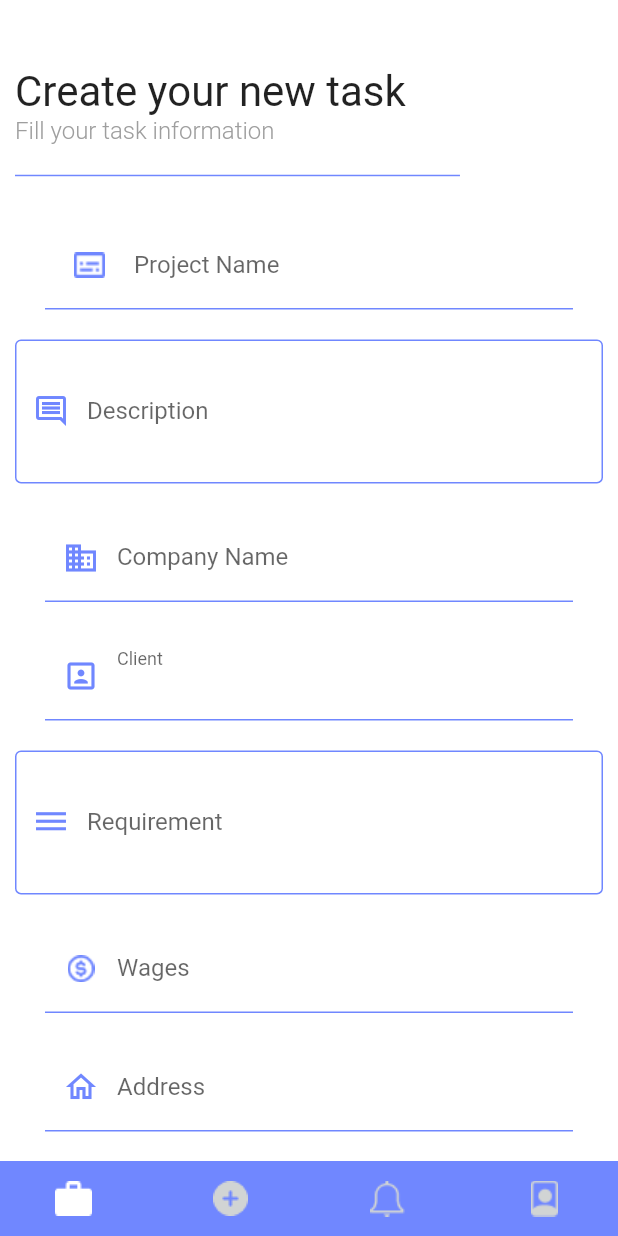
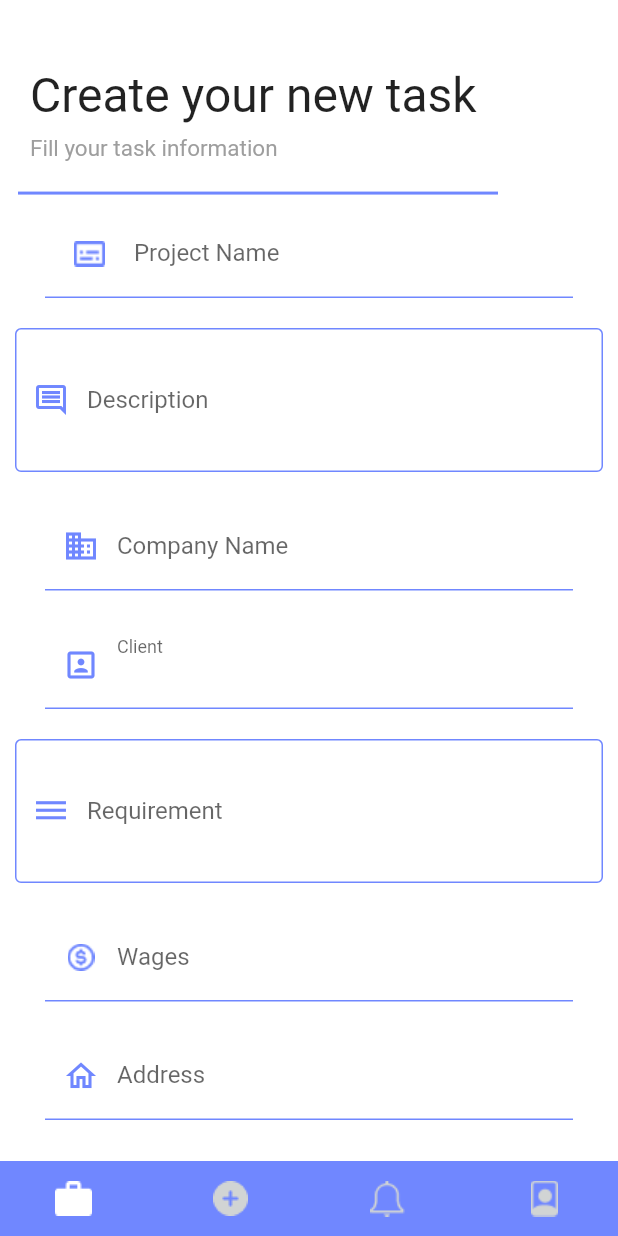
Before and after one commit to BlackCerulean/TAB, a Flutter app: the AddTaskScreen screen opened directly, on a phone screen of 412 x 824 dp. Run offline on Flutter 3.47's test engine with Material 2 defaults, Android fonts, the phone set to English and light mode, and no system bars; our stand-ins replace cloud_firestore, firebase_auth, firebase_core, firebase_storage, flutter_svg, google_fonts; accounts and stored records are empty.

Commit message:
[UPDATE] Add Back button, Adjust alignment, Fix add Firestore data, etc

```diff
--- a/task_assigning_board/lib/screen/AddTask/AddtaskPage.dart
+++ b/task_assigning_board/lib/screen/AddTask/AddtaskPage.dart
@@ -455,7 +455,12 @@ class _AddTaskScreenState extends State<AddTaskScreen> {
         });
   }
 
-  List listCategoryItem = ["Web Application", "Mobile", "Video Editing", "Graphic Design"];
+  List listCategoryItem = [
+    "Web Application",
+    "Mobile Application",
+    "Video Editing",
+    "Graphic Design"
+  ];
   Widget _buildCategoryField() {
     return Container(
         child: Center(
@@ -497,6 +502,7 @@ class _AddTaskScreenState extends State<AddTaskScreen> {
     return Scaffold(
       body: SingleChildScrollView(
         child: Column(
+          crossAxisAlignment: CrossAxisAlignment.start,
           children: [
             SizedBox(
               height: MediaQuery.of(context).size.height * 0.03,
@@ -504,43 +510,31 @@ class _AddTaskScreenState extends State<AddTaskScreen> {
             Row(
               children: [
                 Container(
-                    margin: EdgeInsets.fromLTRB(10, 20, 0, 0),
+                    margin: EdgeInsets.fromLTRB(20, 20, 20, 0),
                     child: Text('Create your new task',
-                        style: GoogleFonts.roboto(
-                            textStyle: TextStyle(
-                          fontSize: 28,
-                        )))),
+                        style: TextStyle(
+                          fontSize: 32,
+                        ))),
               ],
             ),
             Row(
               children: [
                 Container(
-                    margin: EdgeInsets.fromLTRB(10, 0, 0, 0),
+                    margin: EdgeInsets.fromLTRB(20, 7, 20, 20),
                     child: Text('Fill your task information',
-                        style: GoogleFonts.roboto(
-                            textStyle: TextStyle(
-                          fontWeight: FontWeight.w300,
+                        style: TextStyle(
                           color: Colors.grey,
-                          fontSize: 16,
-                        )))),
+                          fontSize: 15,
+                        ))),
               ],
             ),
-            Container(
-              margin: EdgeInsets.fromLTRB(10, 0, 0, 0),
-              child: Row(
-                mainAxisAlignment: MainAxisAlignment.start,
-                children: [
             Padding(
-                    padding: EdgeInsets.symmetric(
-                      vertical: defaultSize * 2,
-                    ),
+              padding: EdgeInsets.symmetric(horizontal: 12),
               child: Container(
-                      color: Color.fromRGBO(112, 135, 255, 1),
-                      height: defaultSize * 0.1,
-                      width: defaultSize * 30,
-                    ),
-                  ),
-                ],
+                alignment: Alignment.centerLeft,
+                color: Color(0xFF7087FF),
+                height: 2,
+                width: 320,
               ),
             ),
             _buildProjectNameField(),
@@ -553,9 +547,13 @@ class _AddTaskScreenState extends State<AddTaskScreen> {
             _buildContactField(),
             _buildEmailField(),
             _buildCategoryField(),
+            Row(
+              mainAxisAlignment: MainAxisAlignment.center,
+              children: [
                 ElevatedButton(
                   style: ButtonStyle(
-                backgroundColor: MaterialStateProperty.all<Color>(mainColor),
+                    backgroundColor:
+                        MaterialStateProperty.all<Color>(mainColor),
                     shape: MaterialStateProperty.all<RoundedRectangleBorder>(
                         RoundedRectangleBorder(
                       borderRadius: BorderRadius.circular(18.0),
@@ -593,6 +591,8 @@ class _AddTaskScreenState extends State<AddTaskScreen> {
                 ),
               ],
             ),
+          ],
+        ),
       ),
       bottomNavigationBar: MyBottomNavBar(),
     );
--- a/task_assigning_board/lib/screen/TaskHome/tab_card.dart
+++ b/task_assigning_board/lib/screen/TaskHome/tab_card.dart
@@ -122,7 +122,7 @@ class TabCard extends StatelessWidget {
                 top: 135,
                 child: Container(
                   child: Image.asset(
-                    "assets/icons/${task['Type'] == 'Web Application' ? 'smol web-app vector.png' : task['Type'] == 'Mobile' ? 'mobile-app Vector.png' : task['Type'] == 'Graphic Design' ? 'graphic Vector.png' : 'video-edit Vector.png'}",
+                    "assets/icons/${task['Type'] == 'Web Application' ? 'smol web-app vector.png' : task['Type'] == 'Mobile Application' ? 'mobile-app Vector.png' : task['Type'] == 'Graphic Design' ? 'graphic Vector.png' : 'video-edit Vector.png'}",
                     scale: 0.7,
                   ),
                 ),
--- a/task_assigning_board/lib/screen/TaskHome/tab_home.dart
+++ b/task_assigning_board/lib/screen/TaskHome/tab_home.dart
@@ -40,7 +40,10 @@ class TABLanding extends StatelessWidget {
                                 padding: EdgeInsets.fromLTRB(0, 7, 0, 0),
                                 child: Text(
                                   "Find your task here",
-                                  style: TextStyle(fontSize: 15),
+                                  style: TextStyle(
+                                    fontSize: 15,
+                                    color: Colors.grey,
+                                  ),
                                 ),
                               ),
                             ],
--- a/task_assigning_board/lib/screen/TaskRequest/task_notify.dart
+++ b/task_assigning_board/lib/screen/TaskRequest/task_notify.dart
@@ -16,7 +16,7 @@ class TABRequest extends StatelessWidget {
     return StreamBuilder(
       stream: FirebaseFirestore.instance
           .collection('TAB Users')
-          .doc(FirebaseAuth.instance.currentUser.uid)
+          .doc(uid)
           .snapshots(),
       builder:
           (BuildContext context, AsyncSnapshot<DocumentSnapshot> snapshot) {
@@ -74,7 +74,7 @@ class TABRequest extends StatelessWidget {
                               alignment: Alignment.centerLeft,
                               color: Colors.deepPurpleAccent,
                               height: 2,
-                              width: 235,
+                              width: 245,
                             ),
                           ),
                           Flexible(
```
Also changed, not shown: task_assigning_board/lib/screen/Profile.dart (+21 -31 lines), task_assigning_board/lib/screen/TaskDetail/DetailData.dart (+99 -82 lines), task_assigning_board/lib/screen/TaskRequest/task_client_notice.dart (+29 -30 lines), task_assigning_board/lib/screen/TaskRequest/task_freelance_notice.dart (+56 -61 lines), task_assigning_board/assets/icons/back.svg (added). Lines whose indentation alone changed are shown as unchanged.
